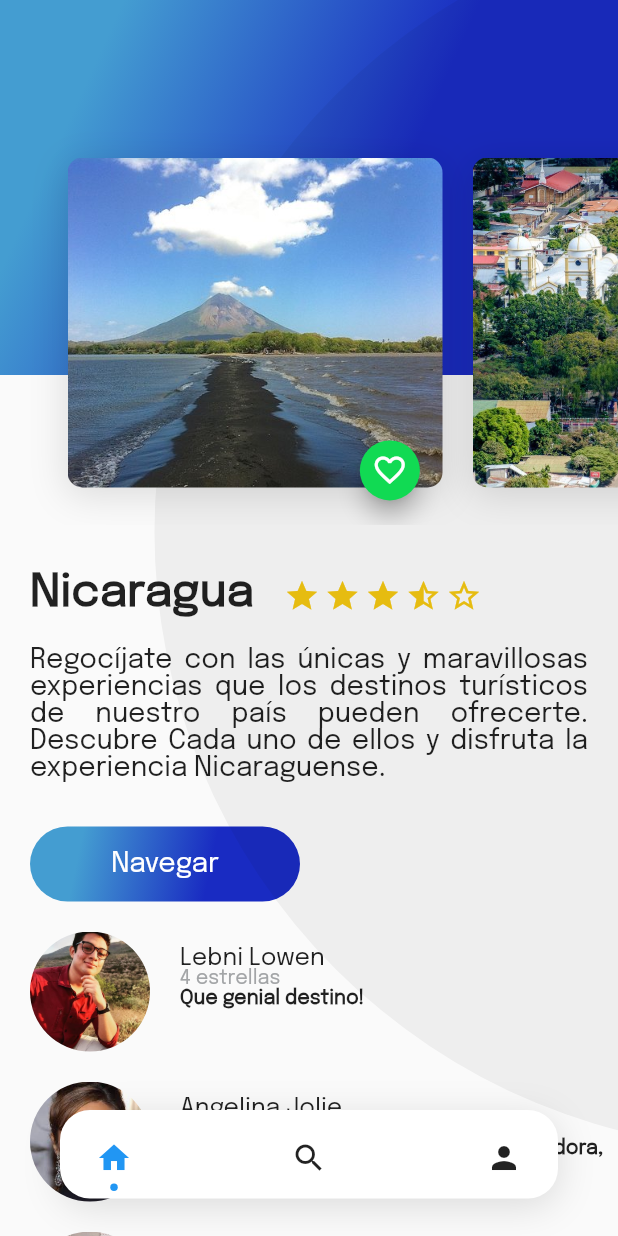
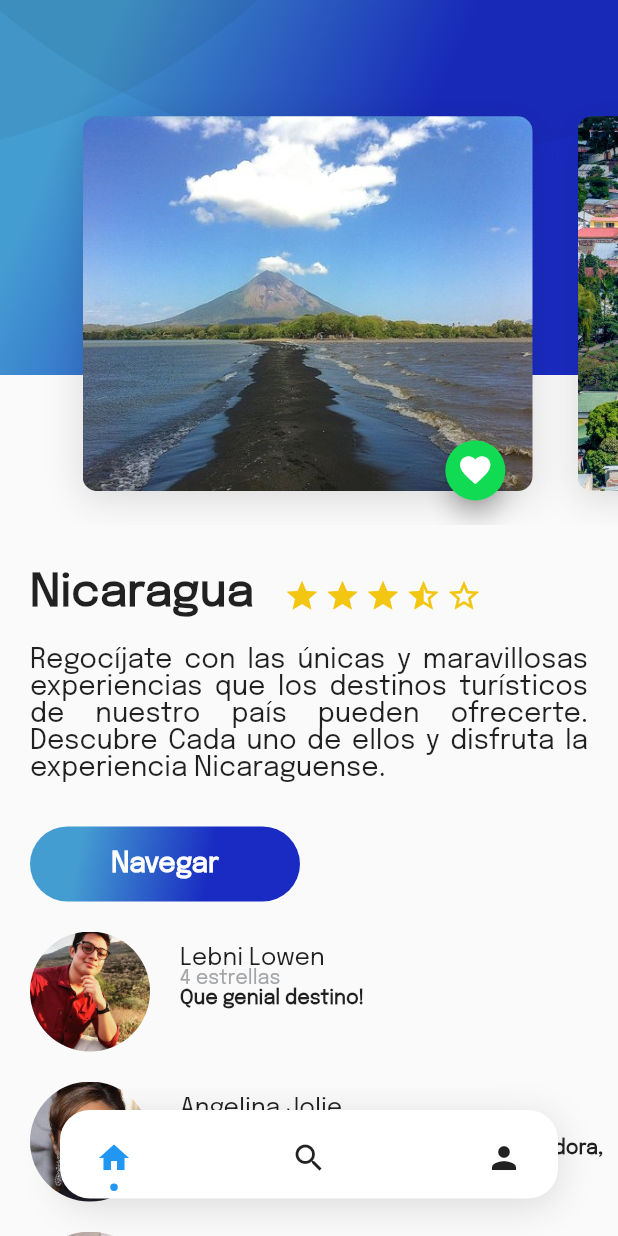
Before and after one commit to Kasuteryon/trips, a Flutter app: the Trips screen opened directly, on a phone screen of 412 x 824 dp. Run offline on Flutter 3.47's test engine with Material 2 defaults, Android fonts, the phone set to English and light mode, and no system bars; drawn by our look-alikes of dot_navigation_bar; our stand-ins replace cloud_firestore, firebase_auth, firebase_core, google_sign_in; missing offline and left inert: generic_bloc_provider; accounts and stored records are empty.

Commit message:
Finished add layout and reusable widgets

```diff
--- a/tripsIn/lib/Place/ui/screens/header_appbar.dart
+++ b/tripsIn/lib/Place/ui/screens/header_appbar.dart
@@ -10,7 +10,11 @@ class HeaderAppBar extends StatelessWidget {
     return Stack(
       children: [
         GradientBack(title: "Destinos", altura: 250.0),
-        CardImageList()
+        CardImageList(
+          width: 300,
+          height: 250,
+          left: 30.0,
+        )
       ],
     );
   }
--- a/tripsIn/lib/Place/ui/widgets/card_image.dart
+++ b/tripsIn/lib/Place/ui/widgets/card_image.dart
@@ -6,15 +6,26 @@ import 'package:trips/widgets/fab_green.dart';
 class CardImage extends StatelessWidget {
   //const CardImage({Key? key}) : super(key: key);
 
-  String pathImage = "assets/img/omete.jpg";
+  String pathImage = "assets/img/san.jpg";
+  double height = 350.0;
+  double width = 250.0;
+  double left = 20.0;
+  VoidCallback onPressed;
+  final IconData iconData;
 
-  CardImage(this.pathImage);
+  CardImage(
+      {required this.pathImage,
+      required this.height,
+      required this.width,
+      required this.left,
+      required this.iconData,
+      required this.onPressed});
   @override
   Widget build(BuildContext context) {
     final card = Container(
-      height: 350.0,
-      width: 250.0,
-      margin: EdgeInsets.only(top: 80.0, left: 20.0),
+      height: height,
+      width: width,
+      margin: EdgeInsets.only(left: left),
       decoration: BoxDecoration(
           image:
               DecorationImage(image: AssetImage(pathImage), fit: BoxFit.cover),
@@ -37,7 +48,13 @@ class CardImage extends StatelessWidget {
 
     return Stack(
       alignment: Alignment(0.9, 1.1),
-      children: [card, FloatingActionButtonGreen()],
+      children: [
+        card,
+        FloatingActionButtonGreen(
+          iconData: iconData,
+          onPressed: () {},
+        )
+      ],
     );
   }
 }
--- a/tripsIn/lib/Place/ui/widgets/card_image_list.dart
+++ b/tripsIn/lib/Place/ui/widgets/card_image_list.dart
@@ -2,7 +2,13 @@ import 'package:flutter/material.dart';
 import 'package:trips/Place/ui/widgets/card_image.dart';
 
 class CardImageList extends StatelessWidget {
-  const CardImageList({Key? key}) : super(key: key);
+  final double width;
+  final double height;
+  final double left;
+
+  const CardImageList(
+      {Key? key, required this.width, required this.height, required this.left})
+      : super(key: key);
 
   @override
   Widget build(BuildContext context) {
@@ -12,10 +18,38 @@ class CardImageList extends StatelessWidget {
         padding: EdgeInsets.all(25),
         scrollDirection: Axis.horizontal,
         children: [
-          CardImage("assets/img/ometepe.jpg"),
-          CardImage("assets/img/peña.jpg"),
-          CardImage("assets/img/rio.jpg"),
-          CardImage("assets/img/san.jpg"),
+          CardImage(
+            pathImage: "assets/img/ometepe.jpg",
+            iconData: Icons.favorite,
+            width: width,
+            height: height,
+            onPressed: () {},
+            left: left,
+          ),
+          CardImage(
+            pathImage: "assets/img/peña.jpg",
+            iconData: Icons.favorite,
+            width: width,
+            height: height,
+            onPressed: () {},
+            left: left,
+          ),
+          CardImage(
+            pathImage: "assets/img/rio.jpg",
+            iconData: Icons.favorite,
+            width: width,
+            height: height,
+            onPressed: () {},
+            left: left,
+          ),
+          CardImage(
+            pathImage: "assets/img/san.jpg",
+            iconData: Icons.favorite,
+            width: width,
+            height: height,
+            onPressed: () {},
+            left: left,
+          ),
         ],
       ),
     );
--- a/tripsIn/lib/Place/ui/widgets/description_place.dart
+++ b/tripsIn/lib/Place/ui/widgets/description_place.dart
@@ -78,7 +78,14 @@ class DescriptionPlace extends StatelessWidget {
 
     return Column(
       crossAxisAlignment: CrossAxisAlignment.start,
-      children: [title_start, description, ButtonPurple("Navegar")],
+      children: [
+        title_start,
+        description,
+        ButtonPurple(
+          buttonText: "Navegar",
+          onPressed: () {},
+        )
+      ],
     );
   }
 }
--- a/tripsIn/lib/User/ui/screens/profile.dart
+++ b/tripsIn/lib/User/ui/screens/profile.dart
@@ -75,7 +75,7 @@ class ProfileTrips extends StatelessWidget {
               mini: false,
               active: true,
               onPressed: () {
-                File img = File.fromUri(Uri.parse("./assets/img/rio.jpg"));
+                File img = File.fromUri(Uri.parse("./assets/img/san.jpg"));
                 Navigator.push(
                     context,
                     MaterialPageRoute(
--- a/tripsIn/lib/widgets/button.dart
+++ b/tripsIn/lib/widgets/button.dart
@@ -6,17 +6,14 @@ class ButtonPurple extends StatelessWidget {
   //onst ButtonPurple({ Key? key }) : super(key: key);
 
   String buttonText = "Navegar";
+  VoidCallback onPressed;
 
-  ButtonPurple(this.buttonText);
+  ButtonPurple({required this.buttonText, required this.onPressed});
 
   @override
   Widget build(BuildContext context) {
     return InkWell(
-      onTap: () {
-        Scaffold.of(context).hideCurrentSnackBar();
-        Scaffold.of(context)
-            .showSnackBar(SnackBar(content: Text("Navegando...")));
-      },
+      onTap: onPressed,
       child: Container(
         margin: EdgeInsets.only(top: 30.0, left: 20.0, right: 20.0),
         height: 50.0,
@@ -36,7 +33,10 @@ class ButtonPurple extends StatelessWidget {
           child: Text(
             buttonText,
             style: TextStyle(
-                fontFamily: "Epilogue", fontSize: 18.0, color: Colors.white),
+                fontFamily: "Epilogue",
+                fontSize: 18.0,
+                color: Colors.white,
+                fontWeight: FontWeight.bold),
           ),
         ),
       ),
--- a/tripsIn/lib/widgets/fab_green.dart
+++ b/tripsIn/lib/widgets/fab_green.dart
@@ -3,7 +3,12 @@
 import 'package:flutter/material.dart';
 
 class FloatingActionButtonGreen extends StatefulWidget {
-  const FloatingActionButtonGreen({Key? key}) : super(key: key);
+  final IconData iconData;
+  final VoidCallback onPressed;
+
+  const FloatingActionButtonGreen(
+      {Key? key, required this.iconData, required this.onPressed})
+      : super(key: key);
 
   @override
   _FloatingActionButtonGreenState createState() =>
@@ -11,32 +16,15 @@ class FloatingActionButtonGreen extends StatefulWidget {
 }
 
 class _FloatingActionButtonGreenState extends State<FloatingActionButtonGreen> {
-  bool _pressed = false;
-
-  void onPressedFav() {
-    setState(() {
-      _pressed = !this._pressed;
-
-      Scaffold.of(context).hideCurrentSnackBar();
-
-      if (this._pressed == true) {
-        Scaffold.of(context)
-            .showSnackBar(SnackBar(content: Text("Agregado a Favoritos")));
-      } else {
-        Scaffold.of(context)
-            .showSnackBar(SnackBar(content: Text("Eliminado de Favoritos")));
-      }
-    });
-  }
-
   @override
   Widget build(BuildContext context) {
     return FloatingActionButton(
       backgroundColor: Color(0xFF11DA53),
       mini: true,
       tooltip: "Me Gusta",
-      child: Icon(this._pressed ? Icons.favorite : Icons.favorite_border),
-      onPressed: onPressedFav,
+      child: Icon(widget.iconData),
+      onPressed: widget.onPressed,
+      heroTag: null,
     );
   }
 }
--- a/tripsIn/lib/widgets/gradient_back.dart
+++ b/tripsIn/lib/widgets/gradient_back.dart
@@ -37,9 +37,11 @@ class GradientBack extends StatelessWidget {
         //       fontFamily: "Epilogue",
         //       fontWeight: FontWeight.bold),
         // ),
-      child: FittedBox(
+        child: Stack(
+          children: [
+            FittedBox(
               fit: BoxFit.none,
-        alignment: Alignment(-1.5, -0.8),
+              alignment: Alignment(0.8, 1.5),
               child: Container(
                 width: screenHeight,
                 height: screenHeight,
@@ -49,6 +51,20 @@ class GradientBack extends StatelessWidget {
                 ),
               ),
             ),
+            FittedBox(
+              fit: BoxFit.none,
+              alignment: Alignment(-0.5, 1.5),
+              child: Container(
+                width: screenHeight,
+                height: screenHeight,
+                decoration: BoxDecoration(
+                  color: Color.fromRGBO(0, 0, 0, 0.05),
+                  borderRadius: BorderRadius.circular(screenHeight / 2),
+                ),
+              ),
+            ),
+          ],
+        )
         //alignment: Alignment(-0.9, -0.6),
         );
   }
```
Also changed, not shown: tripsIn/lib/Place/ui/screens/add_place_screen.dart (+73 -2 lines), tripsIn/lib/Place/ui/widgets/location_input.dart (added, +50 -0 lines), tripsIn/lib/User/ui/widgets/card_image_profile.dart (+7 -1 lines), tripsIn/lib/widgets/text_input.dart (added, +49 -0 lines), tripsIn/lib/widgets/title_header.dart (added, +29 -0 lines). Lines whose indentation alone changed are shown as unchanged.
